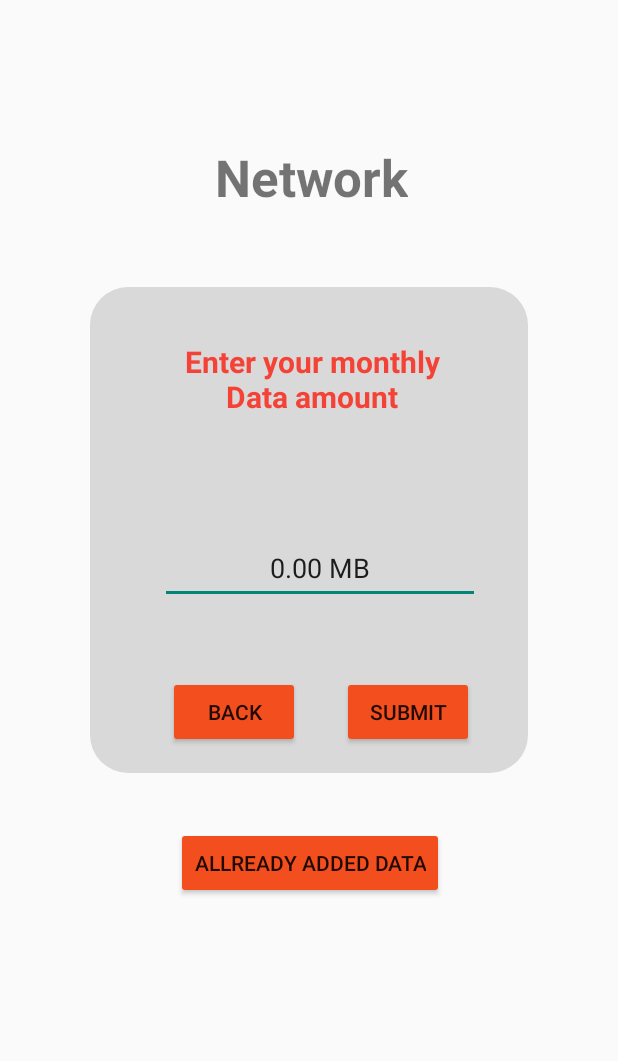
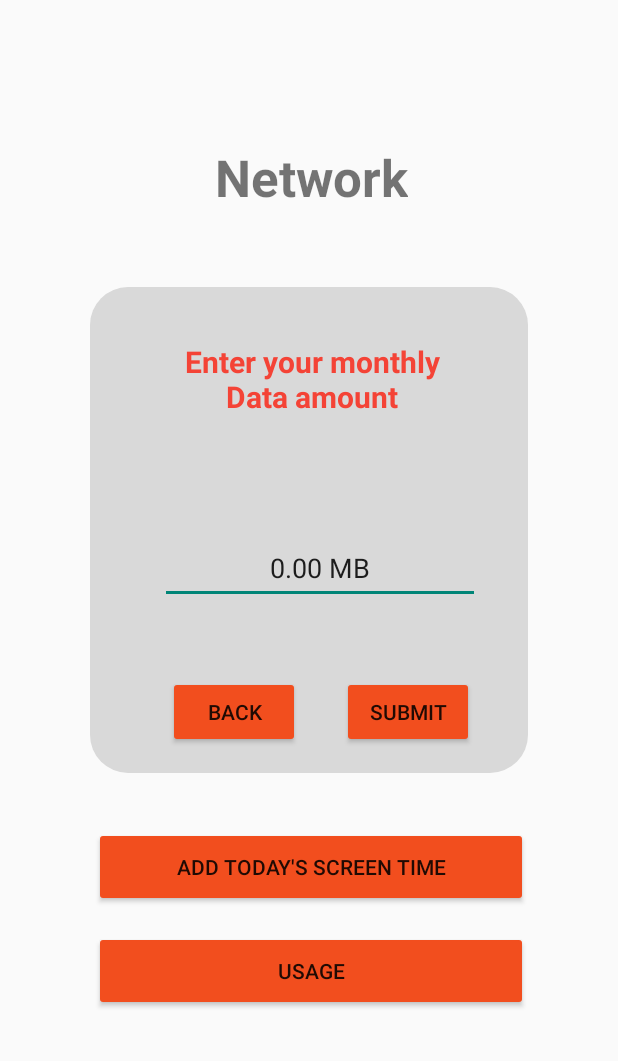
Before and after one commit to IT21333620/Utility-Manager, an Android app: the Networkmain screen opened directly, with no data from a screen before it, on a phone screen of 412 x 824 dp, the part 175-1236 px from its top. Run offline under Robolectric (Android 15) with nearby library versions, the phone set to English and light mode, and no system bars; our stand-ins replace Firebase (no records; nobody signed in at launch, a user with empty details on screens opened directly).

Commit message:
network complete

```diff
--- a/app/src/main/java/com/example/utilitymanager/models/App.kt
+++ b/app/src/main/java/com/example/utilitymanager/models/App.kt
@@ -3,16 +3,20 @@ package com.example.utilitymanager.models
 import android.os.Parcel
 import android.os.Parcelable
 
-data class App(val image:Int, val name:String) : Parcelable {
+data class App(val image:Int, val name:String, val url:String) : Parcelable {
     constructor(parcel: Parcel) : this(
         parcel.readInt(),
+        parcel.readString()!!,
         parcel.readString()!!
+
     ) {
     }
 
     override fun writeToParcel(parcel: Parcel, flags: Int) {
         parcel.writeInt(image)
         parcel.writeString(name)
+        parcel.writeString(url)
+
     }
 
     override fun describeContents(): Int {
--- a/app/src/main/java/com/example/utilitymanager/models/DataModel.kt
+++ b/app/src/main/java/com/example/utilitymanager/models/DataModel.kt
@@ -2,5 +2,9 @@ package com.example.utilitymanager.models
 
 data class DataModel(
     var dataId: String? = null,
-    var DataAmount: String? = null
+    var DataAmount: String? = null,
+    var name: String? = null,
+    var image: Int? = 0,
+    var itemUrl: String? = null,
+    var userId: String? = null
 )
--- a/app/src/main/java/com/example/utilitymanager/models/Networkmain.kt
+++ b/app/src/main/java/com/example/utilitymanager/models/Networkmain.kt
@@ -31,51 +31,49 @@ class Networkmain : AppCompatActivity() {
 
         dbRef = FirebaseDatabase.getInstance().getReference("month_data")
 
-        val buttonutton2 = findViewById<Button>(R.id.button4)
 
         btnSaveData.setOnClickListener {
             saveMonthData()
-            startActivity(Intent(this@Networkmain,availabledataamount::class.java))
         }
 
 
-        val btnSaveData2 = findViewById<Button>(R.id.button280)
-        btnSaveData2.setOnClickListener {
+        //netAvailableData = findViewById(R.id.textView17)
+        val buttonutton3 = findViewById<Button>(R.id.button14)
+        val buttonutton4 = findViewById<Button>(R.id.button19)
 
-            startActivity(Intent(this@Networkmain,availabledataamount::class.java))
+        buttonutton3.setOnClickListener {
+            startActivity(Intent(this@Networkmain, AllAppScreen::class.java))
+        }
+
+        buttonutton4.setOnClickListener {
+            startActivity(Intent(this@Networkmain, DataUsage::class.java))
         }
 
 
     }
 
 
-
-    private fun saveMonthData(){
+    private fun saveMonthData() {
         //getting values
         val DataAmount = dataAmount.text.toString()
 
-        if(DataAmount.isEmpty()){
+        if (DataAmount.isEmpty()) {
             dataAmount.error = "Please enter monthly data amount"
         }
 
         val dataId = dbRef.push().key!!
 
-        val data = DataModel(dataId,DataAmount)
+        val data = DataModel(dataId, DataAmount)
 
         dbRef.child(dataId).setValue(data)
-            .addOnCompleteListener{
+            .addOnCompleteListener {
                 Toast.makeText(this, "Data inserted successfully", Toast.LENGTH_LONG).show()
-            }.addOnFailureListener{ err ->
+            }.addOnFailureListener { err ->
                 Toast.makeText(this, "Error ${err.message}", Toast.LENGTH_LONG).show()
             }
-
-
 
 
     }
 
 
-
-
-
 }
--- a/app/src/main/java/com/example/utilitymanager/models/ScreenModel.kt
+++ b/app/src/main/java/com/example/utilitymanager/models/ScreenModel.kt
@@ -2,7 +2,9 @@ package com.example.utilitymanager.models
 
 data class ScreenModel (
     var screenId: String? = null,
+    var appName : String? = null,
     var screTime: String? = null,
-    var device: String? = null
+    var device: String? = null,
+    var userId: String? = null
 
     )
--- a/app/src/main/java/com/example/utilitymanager/models/Usage.kt
+++ b/app/src/main/java/com/example/utilitymanager/models/Usage.kt
@@ -1,3 +1,7 @@
 package com.example.utilitymanager.models
 
-data class Usage(var screTime : String?= null, var device : String?= null)
+data class Usage(
+    var screTime : String?= null,
+    var device : String?= null,
+    var textView : String?= null,
+    var itemUrl: String? = null,)
--- a/app/src/main/java/com/example/utilitymanager/models/your_gas_detail.kt
+++ b/app/src/main/java/com/example/utilitymanager/models/your_gas_detail.kt
@@ -47,6 +47,8 @@ class your_gas_detail : AppCompatActivity() {
                     binding.numBerners.text.clear()
                     binding.burnRate.text.clear()
 
+                    val intent = Intent(this@your_gas_detail, available_hrs_in_gas::class.java)
+                    startActivity(intent)
                     Toast.makeText(this,"Successfully Saved",Toast.LENGTH_SHORT).show()
                 }
                 .addOnFailureListener {
--- a/app/src/main/res/layout/activity_networkmain.xml
+++ b/app/src/main/res/layout/activity_networkmain.xml
@@ -7,15 +7,28 @@
     tools:context=".models.Networkmain">
 
     <Button
-        android:id="@+id/button280"
-        android:layout_width="wrap_content"
-        android:layout_height="wrap_content"
+        android:id="@+id/button19"
+        android:layout_width="289dp"
+        android:layout_height="53dp"
+        android:layout_marginTop="16dp"
+        android:layout_marginEnd="60dp"
+        android:backgroundTint="@color/orange"
+        android:text="Usage"
+        app:layout_constraintEnd_toEndOf="parent"
+        app:layout_constraintTop_toBottomOf="@+id/button14"
+        tools:ignore="MissingConstraints" />
+
+    <Button
+        android:id="@+id/button14"
+        android:layout_width="289dp"
+        android:layout_height="53dp"
         android:layout_marginTop="36dp"
-        android:layout_marginEnd="116dp"
+        android:layout_marginEnd="60dp"
         android:backgroundTint="@color/orange"
-        android:text="AllReady Added Data"
+        android:text="@string/addtodayscreentime"
         app:layout_constraintEnd_toEndOf="parent"
-        app:layout_constraintTop_toBottomOf="@+id/sqr" />
+        app:layout_constraintTop_toBottomOf="@+id/sqr"
+        tools:ignore="MissingConstraints" />
 
     <TextView
         android:id="@+id/sqr"
```
Also changed, not shown: app/src/main/java/com/example/utilitymanager/models/Add_screen_time.kt (+14 -2 lines), app/src/main/java/com/example/utilitymanager/models/AllAppScreen.kt (+6 -6 lines), app/src/main/java/com/example/utilitymanager/models/DataUsage.kt (+23 -5 lines), app/src/main/java/com/example/utilitymanager/models/UsageAdapter.kt (+14 -15 lines), app/src/main/res/layout/activity_all_app_screen.xml (+62 -1 lines), app/src/main/res/layout/activity_availabledataamount.xml (+8 -12 lines), app/src/main/res/layout/usage_item.xml (+12 -12 lines).
